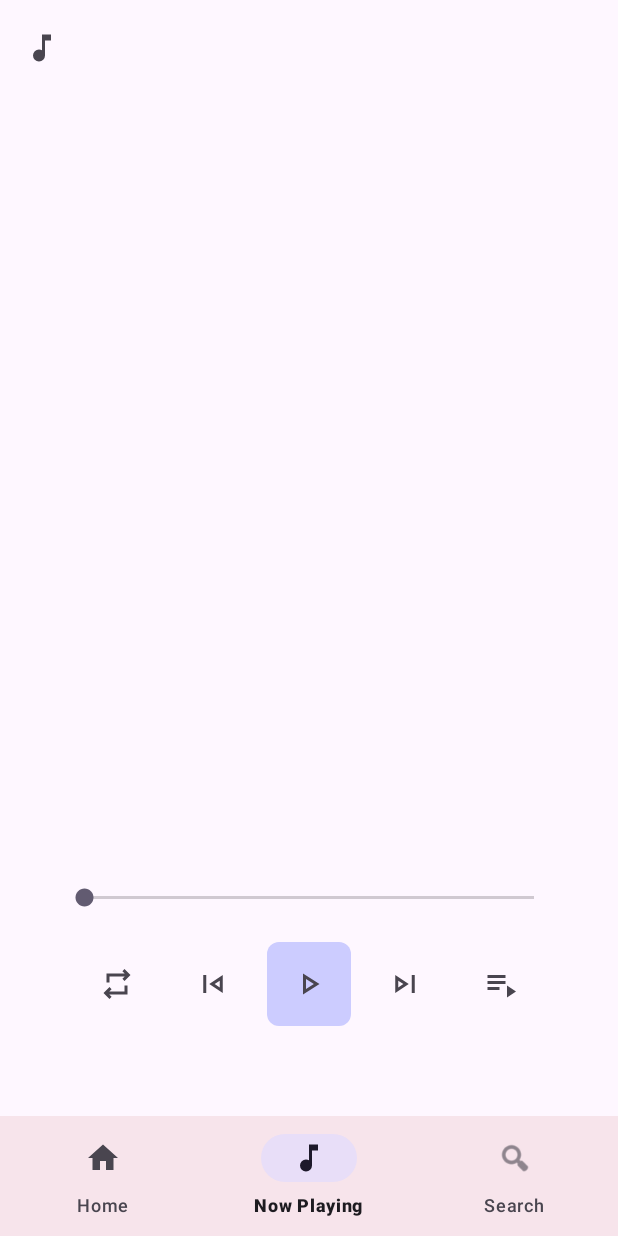
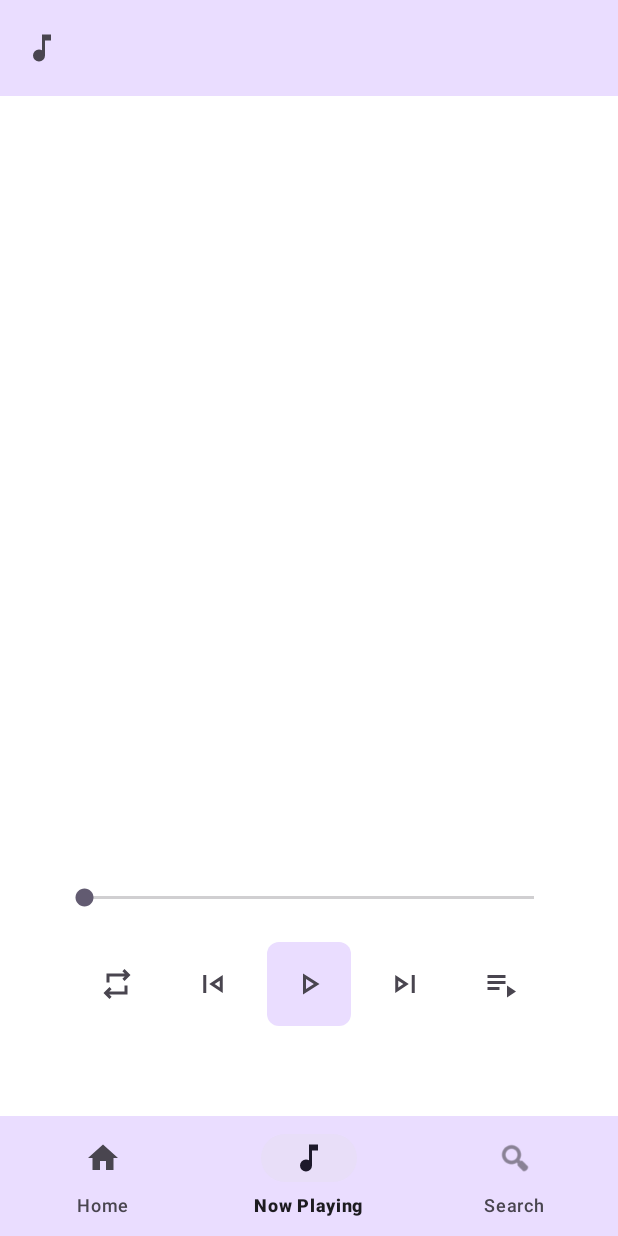
Before and after one commit to DoMHieu/Mobile-Dev-Gr8, an Android app: the screen it shows after launch (MainActivity), item 2 of the bottom bar chosen, on a phone screen of 412 x 824 dp. Run offline under Robolectric (Android 15) with nearby library versions, the phone set to English and light mode, and no system bars; pictures from the network do not load.

Commit message:
Added color to some Layout

```diff
--- a/music/app/src/main/java/com/example/music/MusicQueueManager.kt
+++ b/music/app/src/main/java/com/example/music/MusicQueueManager.kt
@@ -1,7 +1,9 @@
 package com.example.music
 
 import android.content.Context
+import android.view.Gravity
 import android.widget.Toast
+
 
 object MusicQueueManager {
     private val queue = mutableListOf<Song>()
--- a/music/app/src/main/res/drawable/bg_circle_button.xml
+++ b/music/app/src/main/res/drawable/bg_circle_button.xml
@@ -3,5 +3,5 @@
 
     <corners android:radius="8dp" />
 
-    <solid android:color="#CCCCFF" /> <!-- Button fill color -->
+    <solid android:color="?attr/colorOnPrimary" /> <!-- Button fill color -->
 </shape>
--- a/music/app/src/main/res/layout/activity_main.xml
+++ b/music/app/src/main/res/layout/activity_main.xml
@@ -7,7 +7,6 @@
     android:layout_width="match_parent"
     android:layout_height="match_parent"
     tools:context=".MainActivity">
-
 
     <FrameLayout
         android:id="@+id/container"
@@ -21,7 +20,7 @@
         android:id="@+id/bottom_navigation"
         android:layout_width="match_parent"
         android:layout_height="wrap_content"
-        android:background="?android:attr/windowBackground"
+        android:background="?attr/colorOnPrimary"
 
         app:layout_constraintBottom_toBottomOf="parent"
         app:layout_constraintEnd_toEndOf="parent"
--- a/music/app/src/main/res/layout/fragment_player.xml
+++ b/music/app/src/main/res/layout/fragment_player.xml
@@ -10,7 +10,8 @@
         android:layout_width="match_parent"
         android:layout_height="match_parent"
         android:orientation="vertical"
-        android:paddingBottom="48dp">
+        android:paddingBottom="48dp"
+        android:background="?attr/colorPrimary">
 
         <!-- Toolbar -->
         <com.google.android.material.appbar.MaterialToolbar
@@ -20,7 +21,9 @@
             android:layout_height="wrap_content"
             app:navigationIcon="@drawable/music_note_24px"
             tools:title="@tools:sample/full_names"
-            tools:subtitle="@tools:sample/last_names" />
+            tools:subtitle="@tools:sample/last_names"
+            android:background="?attr/colorOnPrimary"
+            />
 
         <!-- Cover + Queue (thay thế nhau) -->
         <FrameLayout
--- a/music/app/src/main/res/layout/fragment_search.xml
+++ b/music/app/src/main/res/layout/fragment_search.xml
@@ -14,6 +14,7 @@
         android:layout_height="wrap_content"
         android:background="@drawable/search_box"
         android:padding="10dp"
+        android:layout_margin="10dp"
         android:drawableStart="@drawable/search"
         android:drawablePadding="8dp"
         tools:ignore="HardcodedText" />
--- a/music/app/src/main/res/values/themes.xml
+++ b/music/app/src/main/res/values/themes.xml
@@ -1,11 +1,12 @@
 <resources xmlns:tools="http://schemas.android.com/tools">
 
     <style name="Theme.MyApp" parent="Theme.Material3.Light.NoActionBar">
-        <item name="colorPrimary">@color/md_theme_light_error</item>
-        <item name="colorOnPrimary">@color/md_theme_light_error</item>
+        <item name="colorPrimary">@color/md_theme_light_onPrimary</item>
+        <item name="colorOnPrimary">@color/md_theme_light_primaryContainer</item>
         <item name="colorPrimaryContainer">@color/md_theme_light_error</item>
         <item name="colorOnPrimaryContainer">@color/md_theme_light_error</item>
-        <item name="android:statusBarColor">?attr/colorSurface</item>
+        <item name="android:statusBarColor">?attr/colorOnPrimary</item>
+        <item name="android:navigationBarColor">?attr/colorOnPrimary</item>
 
         <item name="android:windowLightStatusBar">true</item>
     </style>
```
